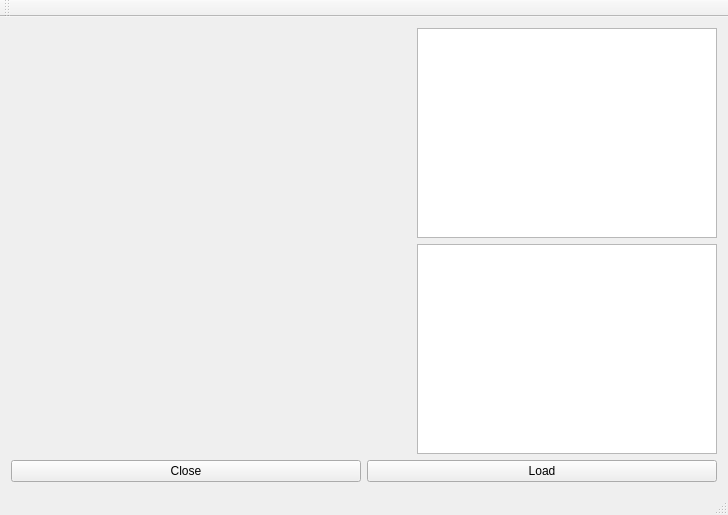
Before: the Qt Designer form ui/mainwindow.ui in priority-speed-studios/PenGuiN_viewer, drawn with Qt 5.
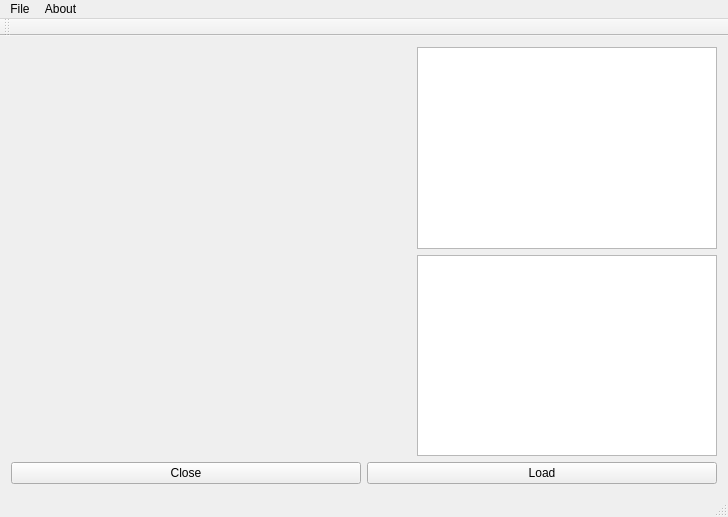
After: the same form once the commit is applied. Custom widgets are drawn as their Qt base class.

What changed in the file:
```diff
--- a/ui/mainwindow.ui
+++ b/ui/mainwindow.ui
@@ -7,7 +7,7 @@
     <x>0</x>
     <y>0</y>
     <width>728</width>
-    <height>515</height>
+    <height>517</height>
    </rect>
   </property>
   <property name="sizePolicy">
@@ -87,6 +87,23 @@
      <height>23</height>
     </rect>
    </property>
+   <widget class="QMenu" name="menuFile">
+    <property name="title">
+     <string>File</string>
+    </property>
+    <addaction name="separator"/>
+    <addaction name="actionLoad_PGN"/>
+    <addaction name="actionExit"/>
+   </widget>
+   <widget class="QMenu" name="menuAbout">
+    <property name="title">
+     <string>About</string>
+    </property>
+    <addaction name="actionLicense"/>
+    <addaction name="actionAbout_Us"/>
+   </widget>
+   <addaction name="menuFile"/>
+   <addaction name="menuAbout"/>
   </widget>
   <widget class="QToolBar" name="mainToolBar">
    <attribute name="toolBarArea">
```
Left out of the diff: 21 changed lines with no effect on the pictures.
